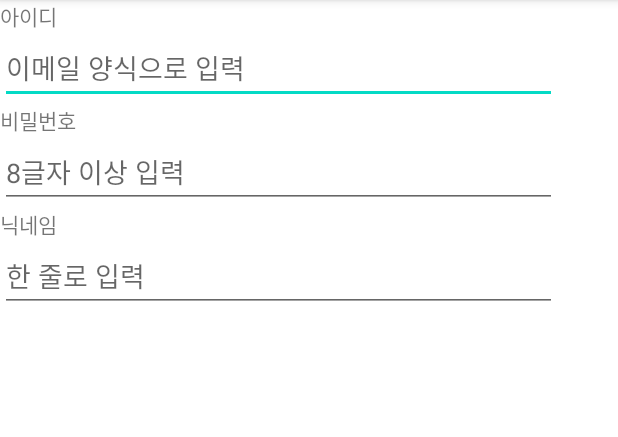
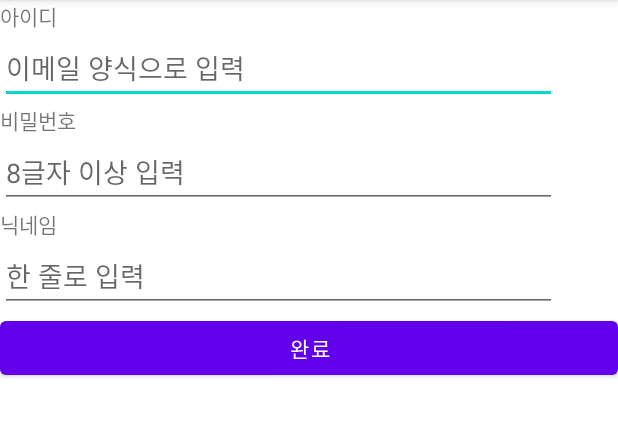
Before and after one commit to Sohee0428/SignUpUIPractice_Sohee, an Android app: the screen it shows after launch (MainActivity), on a phone screen of 412 x 824 dp, the part 84-521 px from its top. Run offline under Robolectric (Android 15) with nearby library versions, the phone set to English and light mode, and no system bars.

Commit message:
Button 속성 체험

```diff
--- a/app/src/main/res/layout/activity_main.xml
+++ b/app/src/main/res/layout/activity_main.xml
@@ -52,4 +52,9 @@
         android:imeOptions="actionDone"/>
 
 
+    <Button
+        android:layout_width="match_parent"
+        android:layout_height="wrap_content"
+        android:text="완료" />
+
 </LinearLayout>
```
